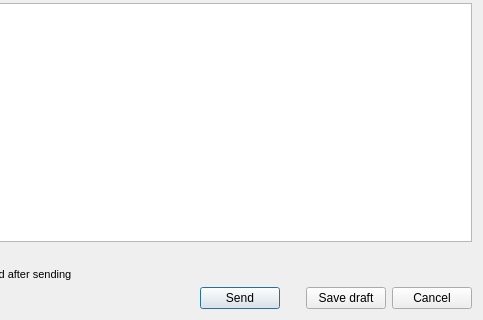
ivansib/sibcoin-old, file src/qt/forms/offerdetailscreator.ui: the form before one commit; both pictures show x 264 to 747 and y 390 to 710 of the 747 by 710 pixel window.
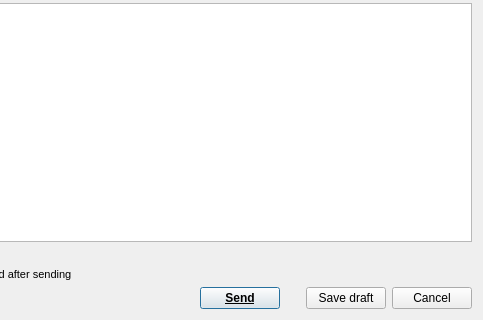
The form after the commit. Custom widgets are drawn as their Qt base class.

```diff
--- a/src/qt/forms/offerdetailscreator.ui
+++ b/src/qt/forms/offerdetailscreator.ui
@@ -247,6 +247,13 @@
      </item>
      <item>
       <widget class="QPushButton" name="btnSend">
+       <property name="font">
+        <font>
+         <weight>75</weight>
+         <bold>true</bold>
+         <underline>true</underline>
+        </font>
+       </property>
        <property name="text">
         <string>Send</string>
        </property>
```
